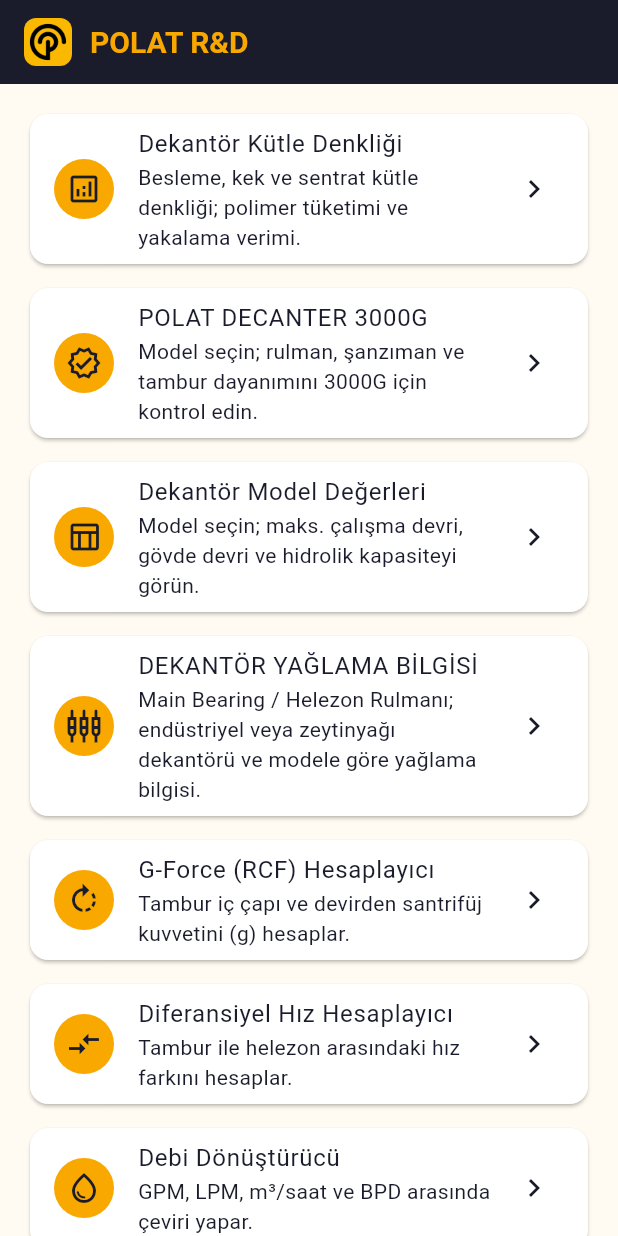
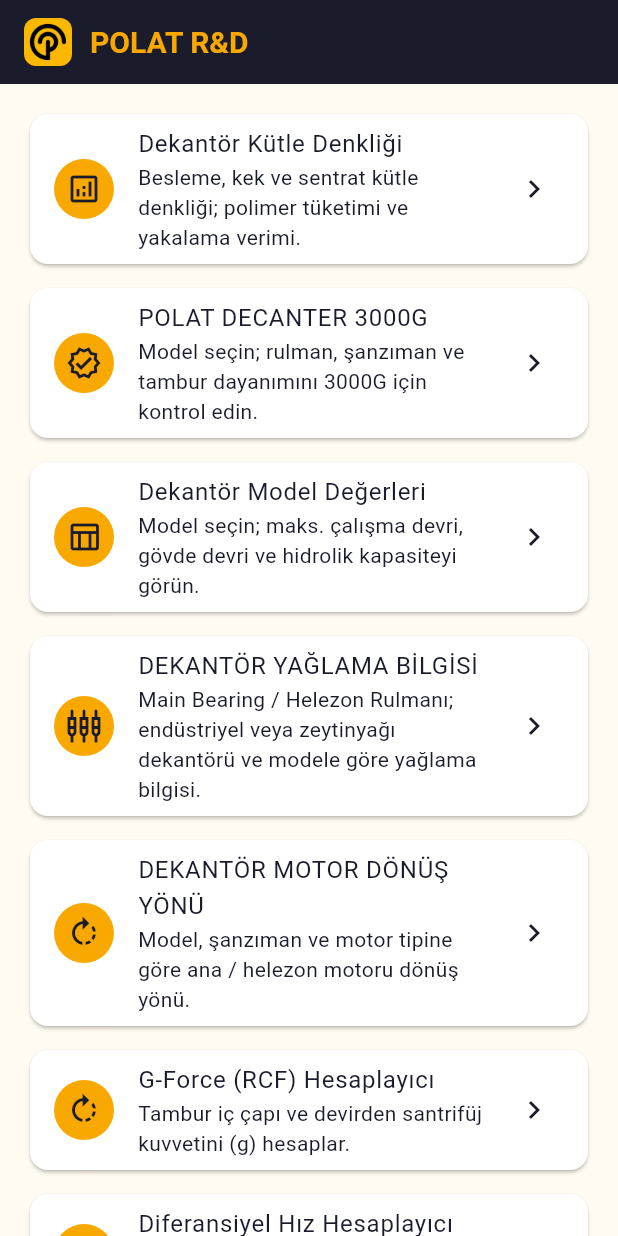
Before and after one commit to mehmetbilir1515-pixel/polat, a Flutter app: the screen it shows after launch, on a phone screen of 412 x 824 dp. Run offline on Flutter 3.47's test engine with Material 3 defaults, Android fonts, the phone set to English and light mode, and no system bars.

Commit message:
DEKANTÖR MOTOR DÖNÜŞ YÖNÜ ekranı: model, şanzıman ve motor tipine göre dönüş yönü talimatı
Co-Authored-By: Claude Sonnet 5.5 <noreply@anthropic.com>
Claude-Session: https://claude.ai/code/session_01EzNZ2WWcNqMhJis1ERihjt

```diff
--- /dev/null
+++ b/lib/calculators/rotation_direction.dart
@@ -0,0 +1,93 @@
+/// Dekantör motor dönüş yönü talimatı (AG-TL-09 Rev.04).
+///
+/// Veri kullanıcının "Dekantör Dönüş Yönü Talimatı" HTML sayfasından alınmıştır.
+/// Satırlar HTML'den Node ile üretilir; elle değiştirmeyin.
+library;
+
+/// Motor dönüş yönü (motor mili ucundan dekantöre doğru bakışa göre).
+enum RotationDirection {
+  clockwise('SAAT YÖNÜ'),
+  counterClockwise('SAAT YÖNÜ TERSİ');
+
+  const RotationDirection(this.label);
+
+  final String label;
+}
+
+class RotationEntry {
+  const RotationEntry(this.model, this.gearbox, this.motor, this.direction, this.note);
+
+  final String model;
+  final String gearbox;
+  final String motor;
+  final RotationDirection direction;
+
+  /// Açıklama / özel durum; yoksa boş.
+  final String note;
+}
+
+const mainMotor = 'Ana Motor';
+const scrollMotor = 'Helezon Motoru';
+const motorTypes = <String>[mainMotor, scrollMotor];
+
+/// Listede bulunan benzersiz modeller (HTML'deki gibi sıralı).
+List<String> get rotationModels =>
+    (rotationEntries.map((e) => e.model).toSet().toList()..sort());
+
+/// Listede bulunan benzersiz şanzıman tipleri (HTML'deki gibi sıralı).
+List<String> get rotationGearboxes =>
+    (rotationEntries.map((e) => e.gearbox).toSet().toList()..sort());
+
+/// Verilen ölçütlere uyan kayıtlar. `null` = "Tümü".
+List<RotationEntry> filterRotation({String? model, String? gearbox, String? motor}) {
+  return [
+    for (final e in rotationEntries)
+      if ((model == null || e.model == model) &&
+          (gearbox == null || e.gearbox == gearbox) &&
+          (motor == null || e.motor == motor))
+        e,
+  ];
+}
+
+const rotationEntries = <RotationEntry>[
+  RotationEntry('S200', 'CYCLO (ZS)', 'Ana Motor', RotationDirection.counterClockwise, ''),
+  RotationEntry('S200', 'CYCLO (ZS)', 'Helezon Motoru', RotationDirection.clockwise, ''),
+  RotationEntry('S300 / S350', 'CYCLO (ZS)', 'Ana Motor', RotationDirection.counterClockwise, ''),
+  RotationEntry('S300 / S350', 'CYCLO (ZS)', 'Helezon Motoru', RotationDirection.clockwise, ''),
+  RotationEntry('S300 / S350', 'PLANET (ZSPN)', 'Ana Motor', RotationDirection.clockwise, ''),
+  RotationEntry('S300 / S350', 'PLANET (ZSPN)', 'Helezon Motoru', RotationDirection.counterClockwise, ''),
+  RotationEntry('S430 / S470 / S530 / S570', 'CYCLO (ZS)', 'Ana Motor', RotationDirection.counterClockwise, ''),
+  RotationEntry('S430 / S470 / S530 / S570', 'CYCLO (ZS)', 'Helezon Motoru', RotationDirection.clockwise, ''),
+  RotationEntry('S430 / S470 / S530 / S570', 'PLANET (ZSPN)', 'Ana Motor', RotationDirection.clockwise, ''),
+  RotationEntry('S430 / S470 / S530 / S570', 'PLANET (ZSPN)', 'Helezon Motoru', RotationDirection.counterClockwise, ''),
+  RotationEntry('SX435 / SX475 / SX575', 'CYCLO (ZS)- PLANET (ZSPV)', 'Ana Motor', RotationDirection.counterClockwise, ''),
+  RotationEntry('SX435 / SX475 / SX575', 'CYCLO (ZS)- PLANET (ZSPV)', 'Helezon Motoru', RotationDirection.counterClockwise, ''),
+  RotationEntry('SX435 / SX475 / SX575', 'PLANET (ZSPN)', 'Ana Motor', RotationDirection.clockwise, ''),
+  RotationEntry('SX435 / SX475 / SX575', 'PLANET (ZSPN)', 'Helezon Motoru', RotationDirection.clockwise, ''),
+  RotationEntry('P47- ŞANZIMAN KONİK TARAFTA', 'CYCLO (ZS)- PLANET (ZSPV)', 'Ana Motor', RotationDirection.counterClockwise, 'Konik gövde tarafı'),
+  RotationEntry('P47- ŞANZIMAN KONİK TARAFTA', 'CYCLO (ZS)- PLANET (ZSPV)', 'Helezon Motoru', RotationDirection.counterClockwise, 'Konik gövde tarafı'),
+  RotationEntry('P47- ŞANZIMAN KONİK TARAFTA', 'PLANET (ZSPN)', 'Ana Motor', RotationDirection.clockwise, 'Konik gövde tarafı'),
+  RotationEntry('P47- ŞANZIMAN KONİK TARAFTA', 'PLANET (ZSPN)', 'Helezon Motoru', RotationDirection.clockwise, 'Konik gövde tarafı'),
+  RotationEntry('P47- ŞANZIMAN DÜZ TARAFTA', 'CYCLO (ZS)- PLANET (ZSPV)', 'Ana Motor', RotationDirection.clockwise, 'Düz gövde tarafı'),
+  RotationEntry('P47- ŞANZIMAN DÜZ TARAFTA', 'CYCLO (ZS)- PLANET (ZSPV)', 'Helezon Motoru', RotationDirection.clockwise, 'Düz gövde tarafı'),
+  RotationEntry('P47- ŞANZIMAN DÜZ TARAFTA', 'PLANET (ZSPN)', 'Ana Motor', RotationDirection.counterClockwise, 'Düz gövde tarafı'),
+  RotationEntry('P47- ŞANZIMAN DÜZ TARAFTA', 'PLANET (ZSPN)', 'Helezon Motoru', RotationDirection.counterClockwise, 'Düz gövde tarafı'),
+  RotationEntry('SX650', 'CYCLO (ZS)-PLANET (ZSPV)', 'Ana Motor', RotationDirection.counterClockwise, ''),
+  RotationEntry('SX650', 'CYCLO (ZS)-PLANET (ZSPV)', 'Helezon Motoru', RotationDirection.clockwise, ''),
+  RotationEntry('SX650', 'PLANET (ZSPN)', 'Ana Motor', RotationDirection.clockwise, ''),
+  RotationEntry('SX650', 'PLANET (ZSPN)', 'Helezon Motoru', RotationDirection.counterClockwise, ''),
+  RotationEntry('S670', 'CYCLO (ZS)', 'Ana Motor', RotationDirection.counterClockwise, ''),
+  RotationEntry('S670', 'CYCLO (ZS)', 'Helezon Motoru', RotationDirection.clockwise, ''),
+  RotationEntry('S670', 'PLANET (ZSPN)', 'Ana Motor', RotationDirection.clockwise, ''),
+  RotationEntry('S670', 'PLANET (ZSPN)', 'Helezon Motoru', RotationDirection.counterClockwise, ''),
+  RotationEntry('SX840', 'CYCLO (ZS)-PLANET (ZSPV)', 'Ana Motor', RotationDirection.counterClockwise, ''),
+  RotationEntry('SX840', 'CYCLO (ZS)-PLANET (ZSPV)', 'Helezon Motoru', RotationDirection.counterClockwise, ''),
+  RotationEntry('SX840', 'PLANET (ZSPN)', 'Ana Motor', RotationDirection.clockwise, ''),
+  RotationEntry('SX840', 'PLANET (ZSPN)', 'Helezon Motoru', RotationDirection.clockwise, ''),
+  RotationEntry('SX920', 'CYCLO (ZS)-DESCH ZG', 'Ana Motor', RotationDirection.counterClockwise, 'Desch şanzıman'),
+  RotationEntry('SX920', 'CYCLO (ZS)-DESCH ZG', 'Helezon Motoru', RotationDirection.counterClockwise, 'Desch şanzıman'),
+  RotationEntry('SX920', 'PLANET (ZSPN)', 'Ana Motor', RotationDirection.clockwise, ''),
+  RotationEntry('SX920', 'PLANET (ZSPN)', 'Helezon Motoru', RotationDirection.clockwise, ''),
+  RotationEntry('PX- PXZ ZEYTİNYAĞI DEKANTÖRLERİ', 'CYCLO (ZS)', 'Ana Motor', RotationDirection.counterClockwise, 'Zeytinyağı dekantörü'),
+  RotationEntry('PX- PXZ ZEYTİNYAĞI DEKANTÖRLERİ', 'CYCLO (ZS)', 'Helezon Motoru', RotationDirection.counterClockwise, 'Zeytinyağı dekantörü'),
+];
--- a/lib/screens/home_screen.dart
+++ b/lib/screens/home_screen.dart
@@ -6,6 +6,7 @@ import 'calculator_screen.dart';
 import 'decanter_3000g_screen.dart';
 import 'decanter_specs_screen.dart';
 import 'mass_balance_screen.dart';
+import 'rotation_direction_screen.dart';
 
 /// Ana ekran: dekantör ekranları ve tüm hesaplama araçlarının listesi.
 class HomeScreen extends StatelessWidget {
@@ -66,6 +67,12 @@ class HomeScreen extends StatelessWidget {
         subtitle: 'Main Bearing / Helezon Rulmanı; endüstriyel veya zeytinyağı dekantörü ve modele göre yağlama bilgisi.',
         screen: () => const BearingLubricationScreen(),
       ),
+      (
+        icon: Icons.rotate_right,
+        title: 'DEKANTÖR MOTOR DÖNÜŞ YÖNÜ',
+        subtitle: 'Model, şanzıman ve motor tipine göre ana / helezon motoru dönüş yönü.',
+        screen: () => const RotationDirectionScreen(),
+      ),
     ];
 
     return Scaffold(
```
Also changed, not shown: lib/screens/rotation_direction_screen.dart (added, +242 -0 lines), 4 other files.
